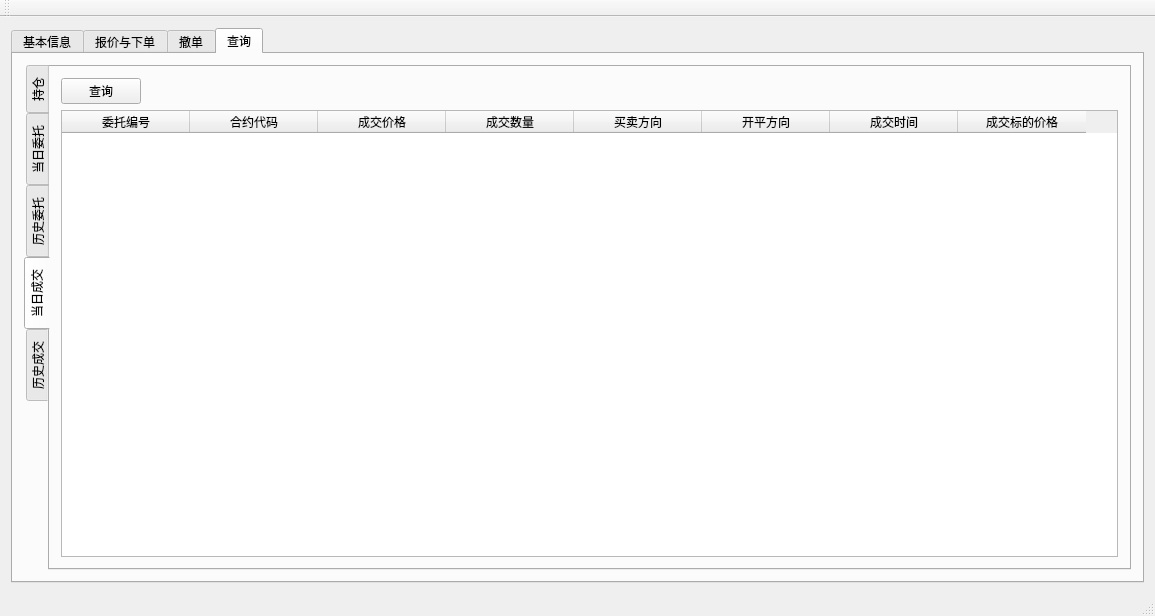
Qt form Client/mainwindow.ui (Dalizi/otc_platform) before a commit.
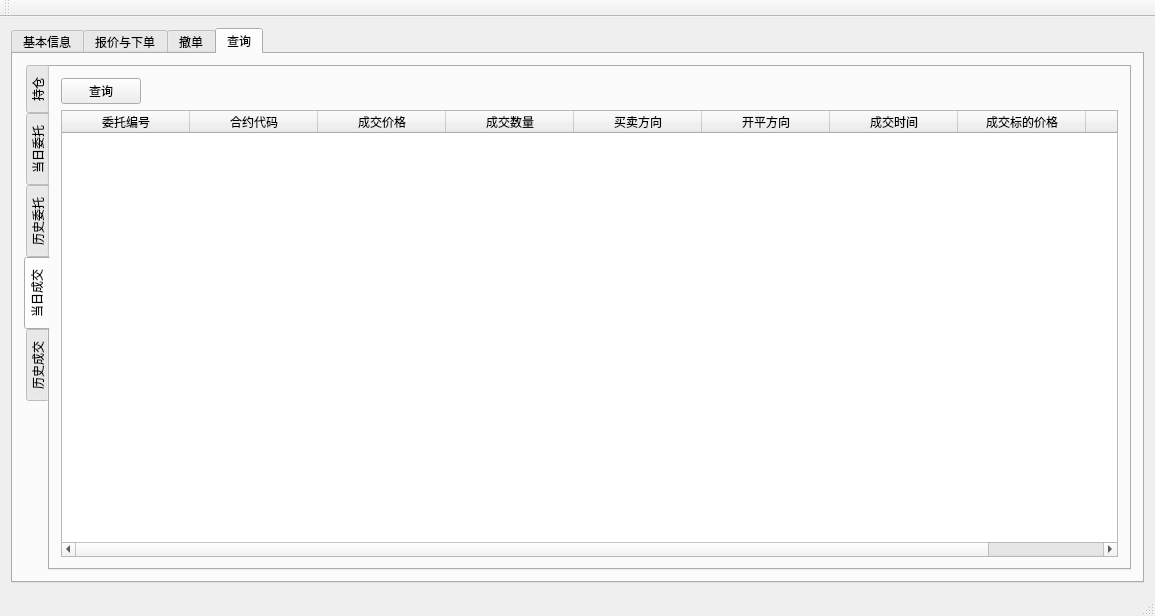
The same form after that commit. The open tabs and pages were chosen to show the change.

Commit message: 1.把客户端的连接服务器信息修改为中文。 2.在客户端的成交记录中添加了平仓盈亏列。 3.在客户端的下单界面取消了平仓选项。

The edit to the form file:
```diff
--- a/Client/mainwindow.ui
+++ b/Client/mainwindow.ui
@@ -868,6 +868,11 @@
                 <string>成交标的价格</string>
                </property>
               </column>
+              <column>
+               <property name="text">
+                <string>平仓盈亏</string>
+               </property>
+              </column>
              </widget>
             </item>
            </layout>
```
Left out of the diff: 7 changed lines with no effect on the pictures. The commit also changes 6 other files.
